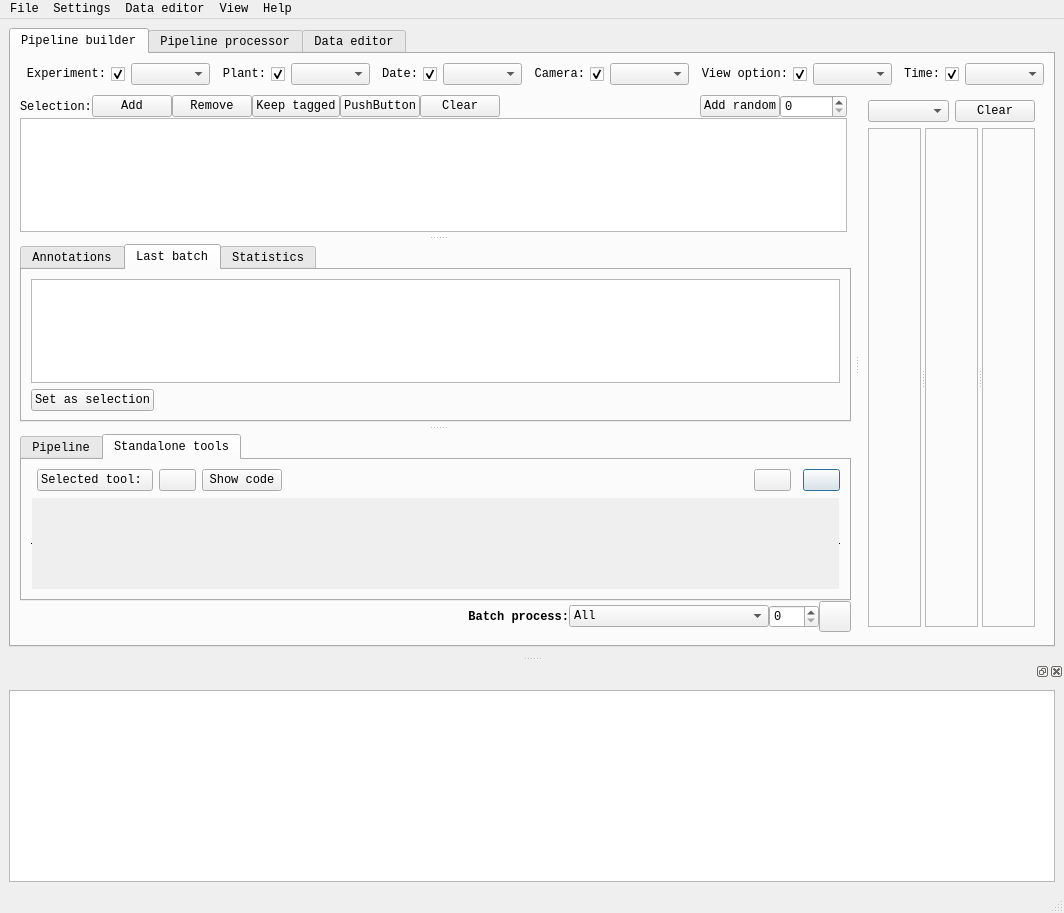
Qt form ui_qt/main.ui (tpmp-inra/ipso_phen) before a commit.
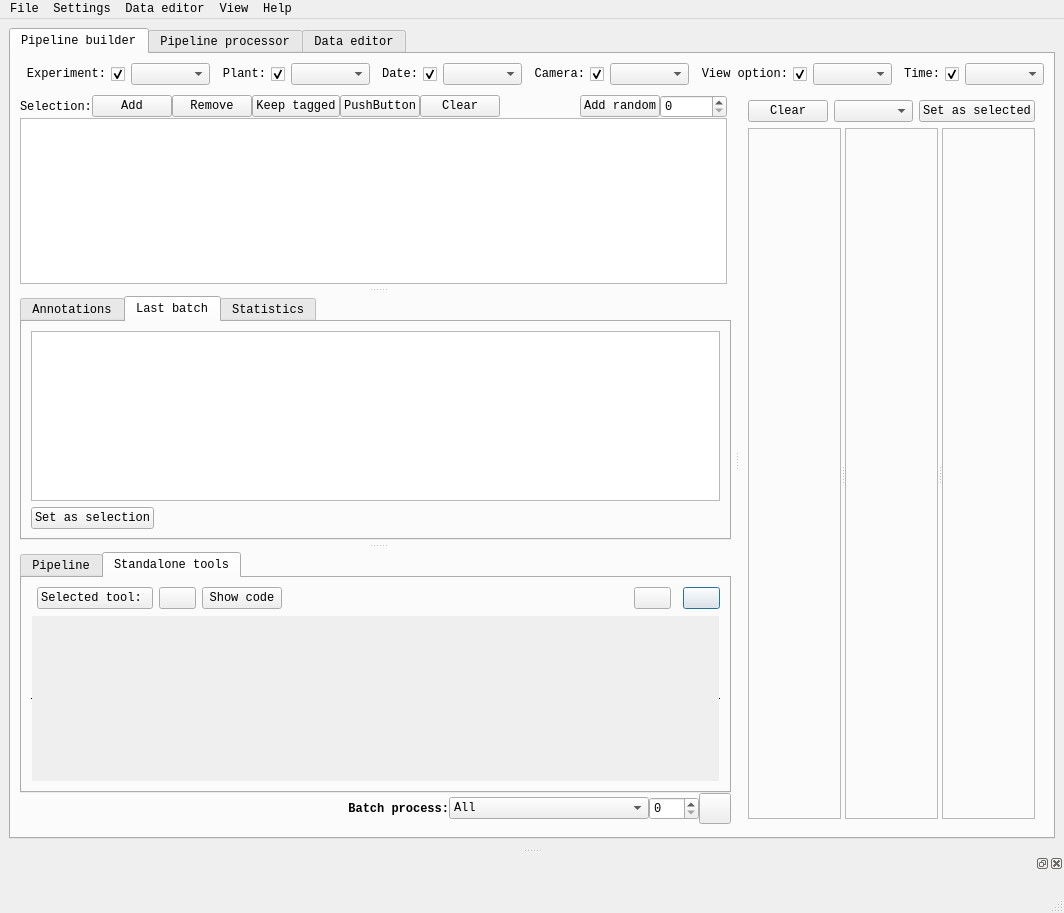
The same form after that commit. The open tabs and pages were chosen to show the change. Icons and pictures are not drawn.

Diff of the .ui file:
```diff
--- a/ui_qt/main.ui
+++ b/ui_qt/main.ui
@@ -1104,8 +1104,8 @@
                           <rect>
                            <x>0</x>
                            <y>0</y>
-                           <width>771</width>
-                           <height>78</height>
+                           <width>98</width>
+                           <height>28</height>
                           </rect>
                          </property>
                          <layout class="QGridLayout" name="gridLayout_17">
@@ -1169,6 +1169,19 @@
            <layout class="QVBoxLayout" name="verticalLayout">
             <item>
              <layout class="QHBoxLayout" name="horizontalLayout_6">
+              <item>
+               <widget class="QPushButton" name="bt_clear_result">
+                <property name="maximumSize">
+                 <size>
+                  <width>100</width>
+                  <height>16777215</height>
+                 </size>
+                </property>
+                <property name="text">
+                 <string>Clear</string>
+                </property>
+               </widget>
+              </item>
               <item>
                <widget class="QComboBox" name="cb_available_outputs">
                 <property name="maxVisibleItems">
@@ -1180,15 +1193,15 @@
                </widget>
               </item>
               <item>
-               <widget class="QPushButton" name="bt_clear_result">
+               <widget class="QPushButton" name="bt_set_as_selected">
                 <property name="maximumSize">
                  <size>
-                  <width>100</width>
+                  <width>140</width>
                   <height>16777215</height>
                  </size>
                 </property>
                 <property name="text">
-                 <string>Clear</string>
+                 <string>Set as selected</string>
                 </property>
                </widget>
               </item>
@@ -1957,11 +1970,7 @@
     <number>8</number>
    </attribute>
    <widget class="QWidget" name="dockWidgetContents">
-    <layout class="QHBoxLayout" name="horizontalLayout_12">
-     <item>
-      <widget class="QTextBrowser" name="lv_log"/>
-     </item>
-    </layout>
+    <layout class="QHBoxLayout" name="horizontalLayout_12"/>
    </widget>
   </widget>
   <action name="actionTPMP">
```
Left out of the diff: 4 changed lines with no effect on the pictures.
